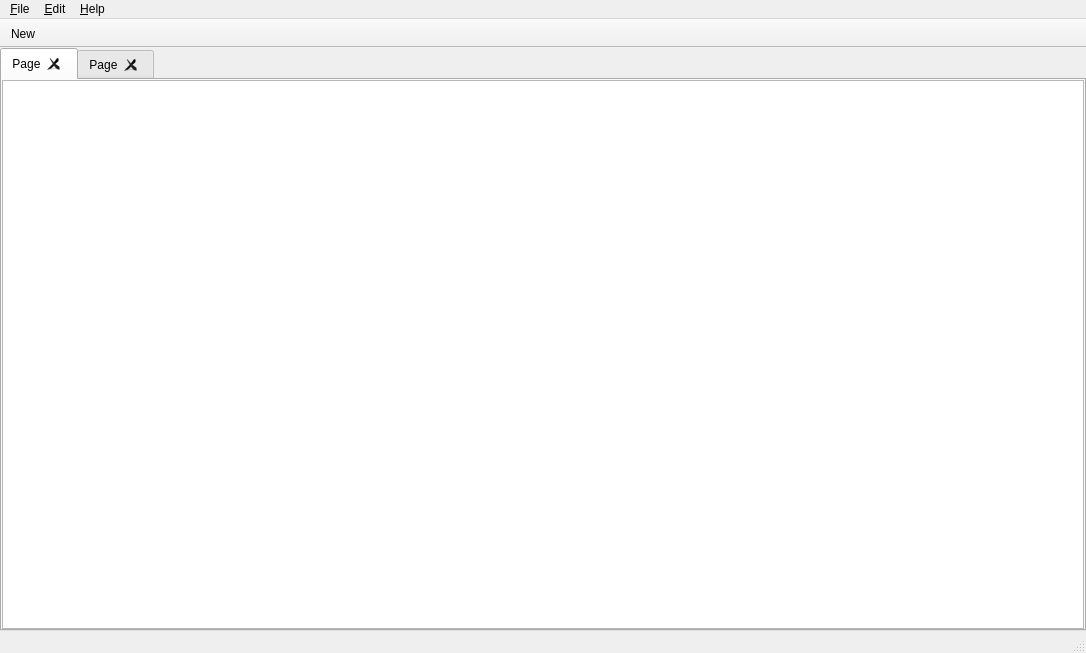
Before: the Qt Designer form mainwindow.ui in valer8867/LyricsEditor, drawn with Qt 5.
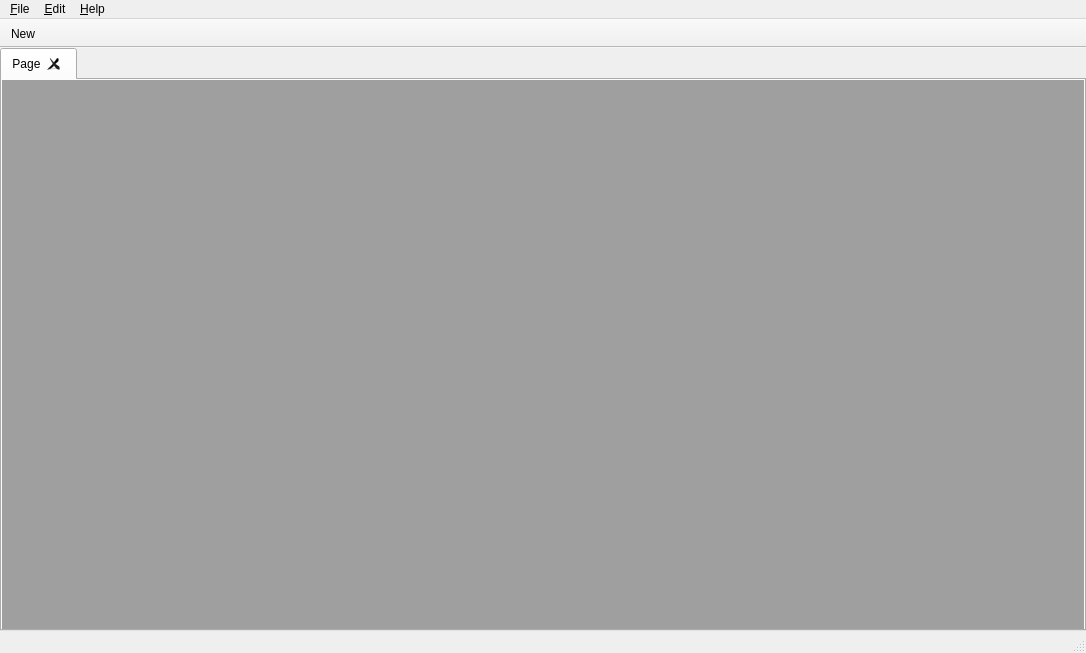
After: the same form once the commit is applied. The open tabs and pages were chosen to show the change.

Commit message: GUI Note class got eventFilter(on label) for moving QMdiSubWindow(parent)

The edit to the form file:
```diff
--- a/mainwindow.ui
+++ b/mainwindow.ui
@@ -41,31 +41,6 @@
       <property name="movable">
        <bool>true</bool>
       </property>
-      <widget class="QWidget" name="tab_3">
-       <attribute name="title">
-        <string>Page</string>
-       </attribute>
-       <layout class="QHBoxLayout" name="horizontalLayout">
-        <property name="spacing">
-         <number>0</number>
-        </property>
-        <property name="leftMargin">
-         <number>0</number>
-        </property>
-        <property name="topMargin">
-         <number>0</number>
-        </property>
-        <property name="rightMargin">
-         <number>0</number>
-        </property>
-        <property name="bottomMargin">
-         <number>0</number>
-        </property>
-        <item>
-         <widget class="QTextEdit" name="textEdit"/>
-        </item>
-       </layout>
-      </widget>
       <widget class="QWidget" name="tab_4">
        <attribute name="title">
         <string>Page</string>
```
Left out of the diff: 13 changed lines with no effect on the pictures. The commit also changes 5 other files.
